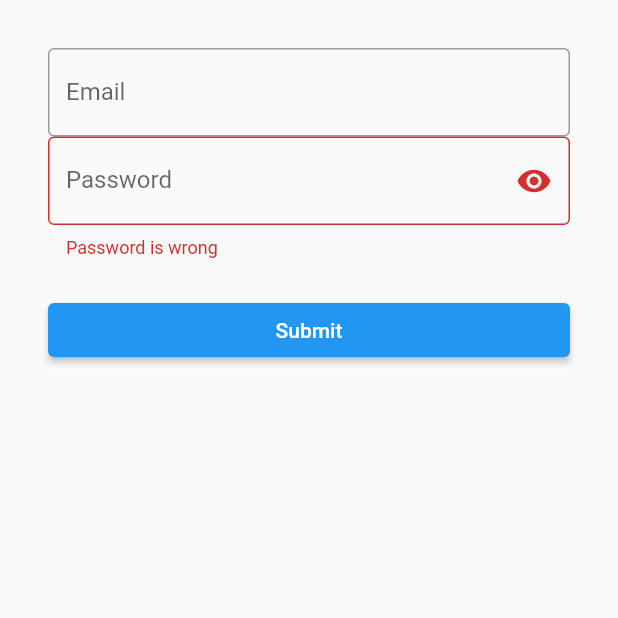
After one commit to cammpfire/water, a Flutter app: the screen it shows after launch, on a phone screen of 412 x 824 dp, the top half of it. The commit adds this screen. Run offline on Flutter 3.47's test engine with Material 2 defaults, Android fonts, the phone set to English and light mode, and no system bars.

Commit message:
moved sign up form to its own widget

```diff
--- a/lib/main.dart
+++ b/lib/main.dart
@@ -1,57 +1,15 @@
 import 'package:flutter/material.dart';
+import 'package:water/sign_up_form.dart';
 void main() {
   runApp(MyApp());
 }
 
-class MyApp extends StatefulWidget {
-  @override
-  _MyAppState createState() => _MyAppState();
-}
-
-class _MyAppState extends State<MyApp> {
-  String password = '';
-  bool isPasswordVisible = false;
+class MyApp extends StatelessWidget {
 
   @override
   Widget build(BuildContext context) {
     return MaterialApp(
-      home: Scaffold(
-        body: Center(
-          child: ListView(
-            padding: EdgeInsets.all(32),
-            children: [
-              TextField(
-                decoration: InputDecoration(
-                  hintText: 'name@example.com',
-                  labelText: 'Email',
-                  border: OutlineInputBorder(),
-                ),
-              ),
-              TextField(
-                onChanged: (value) => setState(()=> this.password = value),
-                onSubmitted:  (value) => setState(()=> this.password = value),
-                decoration: InputDecoration(
-                  labelText: 'Password',
-                  border: OutlineInputBorder(),
-                  errorText: 'Password is wrong',
-                  suffixIcon: IconButton(
-                    icon: isPasswordVisible
-                        ? Icon(Icons.visibility_off)
-                        : Icon(Icons.visibility),
-                    onPressed: () =>
-                      setState(()=> isPasswordVisible = !isPasswordVisible),
-                  ),
-                ),
-              ),
-              const SizedBox(height: 24.0,),
-              ElevatedButton(
-                onPressed: (){},
-                child: Text('Submit'),
-              )
-            ],
-          ),
-        ),
-      ),
+      home: SignUpForm(),
     );
   }
 }
--- /dev/null
+++ b/lib/sign_up_form.dart
@@ -0,0 +1,54 @@
+import 'package:flutter/material.dart';
+
+class SignUpForm extends StatefulWidget {
+  SignUpForm({Key key}) : super(key: key);
+
+  @override
+  _SignUpFormState createState() => _SignUpFormState();
+}
+
+class _SignUpFormState extends State<SignUpForm> {
+  String password = '';
+  bool isPasswordVisible = false;
+
+  @override
+  Widget build(BuildContext context) {
+    return Scaffold(
+      body: Center(
+        child: ListView(
+          padding: EdgeInsets.all(32),
+          children: [
+            TextField(
+              decoration: InputDecoration(
+                hintText: 'name@example.com',
+                labelText: 'Email',
+                border: OutlineInputBorder(),
+              ),
+            ),
+            TextField(
+              onChanged: (value) => setState(()=> this.password = value),
+              onSubmitted:  (value) => setState(()=> this.password = value),
+              decoration: InputDecoration(
+                labelText: 'Password',
+                border: OutlineInputBorder(),
+                errorText: 'Password is wrong',
+                suffixIcon: IconButton(
+                  icon: isPasswordVisible
+                      ? Icon(Icons.visibility_off)
+                      : Icon(Icons.visibility),
+                  onPressed: () =>
+                      setState(()=> isPasswordVisible = !isPasswordVisible),
+                ),
+              ),
+            ),
+            const SizedBox(height: 24.0,),
+            ElevatedButton(
+              onPressed: (){},
+              child: Text('Submit'),
+            )
+          ],
+        ),
+      ),
+    );
+  }
+}
```
Also changed, not shown: pubspec.lock.
